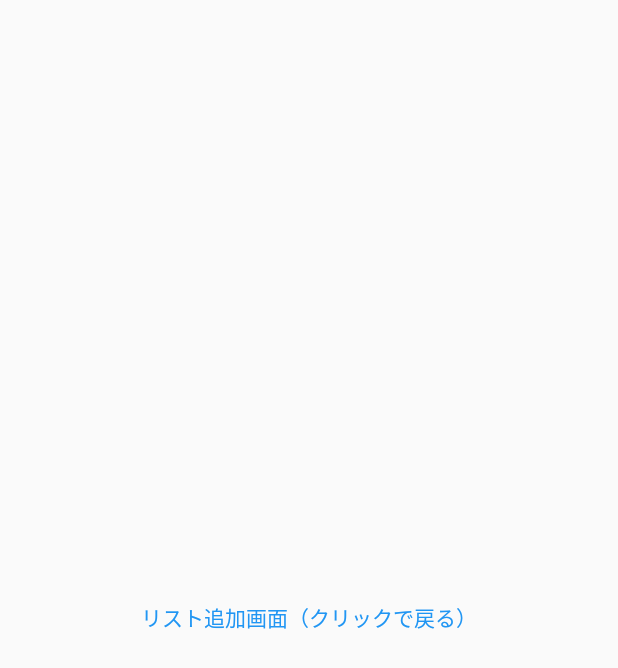
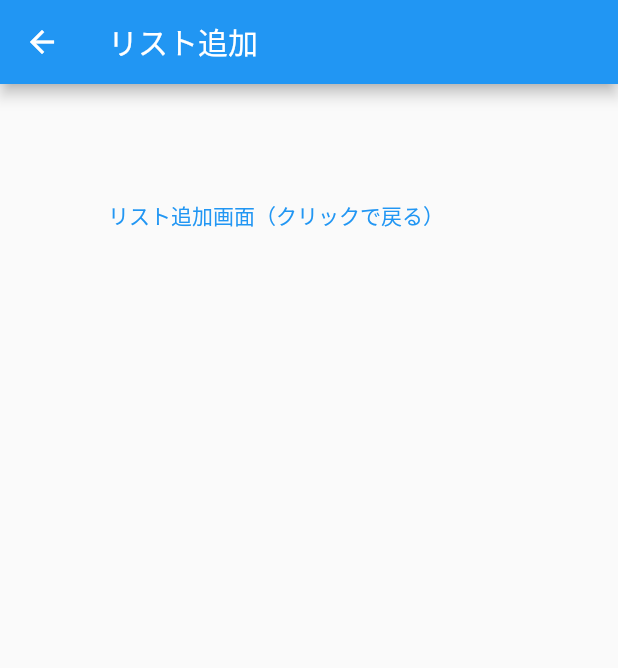
Before and after one commit to fukushimasurao/flutter-practise-mytodoapp, a Flutter app: the screen it shows after launch, after a tap on the "add" icon, on a phone screen of 412 x 824 dp. Shown: the top 668 px of the screen. Run offline on Flutter 3.47's test engine with Material 2 defaults, Android fonts, the phone set to English and light mode, and no system bars.

Commit message:
途中まで

```diff
--- a/lib/main.dart
+++ b/lib/main.dart
@@ -23,8 +23,28 @@ class TodoListPage extends StatelessWidget {
   @override
   Widget build(BuildContext context) {
     return Scaffold(
-      body: const Center(
-        child: Text('リスト一覧画面'),
+      appBar: AppBar(
+        title: const Text('リスト一覧'),
+      ),
+      body: ListView(
+        children: const <Widget>[
+          Card(
+              child: ListTile(
+            title: Text('ニンジンを買う'),
+          )),
+          Card(
+              child: ListTile(
+            title: Text('タマネギを買う'),
+          )),
+          Card(
+              child: ListTile(
+            title: Text('ジャガイモを買う'),
+          )),
+          Card(
+              child: ListTile(
+            title: Text('カレールーを買う'),
+          )),
+        ],
       ),
       floatingActionButton: FloatingActionButton(
         child: const Icon(Icons.add),
@@ -47,7 +67,9 @@ class TodoAddPage extends StatelessWidget {
   @override
   Widget build(BuildContext context) {
     return Scaffold(
-      body: Center(
+      appBar: AppBar(title: const Text('リスト追加')),
+      body: Container(
+        padding: const EdgeInsets.all(64),
         child: TextButton(
           child: const Text('リスト追加画面（クリックで戻る）'),
           // ボタンをクリックした時の処理
```
Also changed, not shown: 1 other file.
